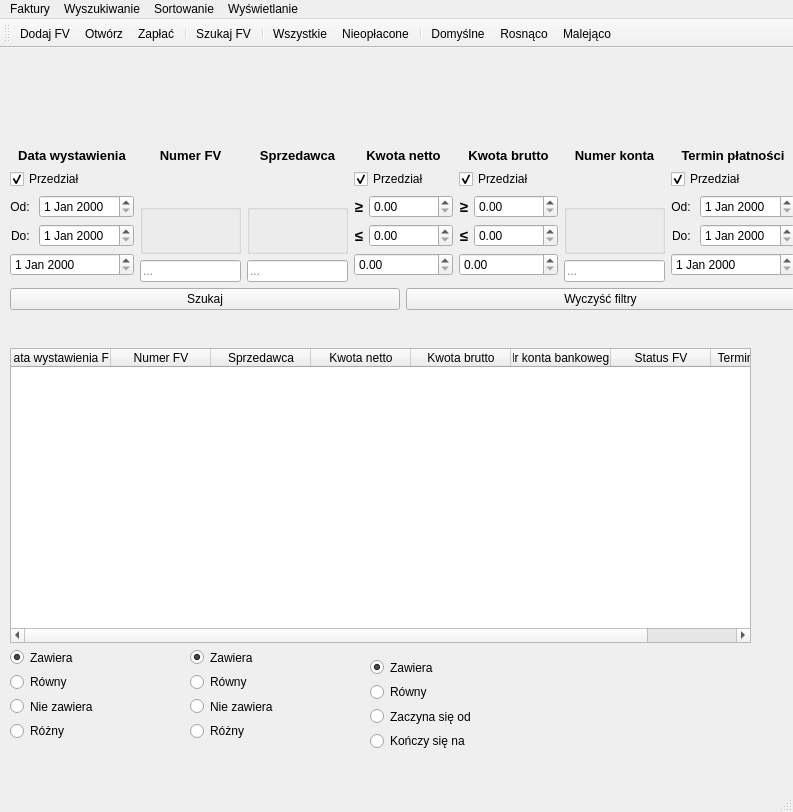
This is layout/main_window.ui in Buczek05/Faktury-zarzadzanie as Qt 5 draws it before an edit. The edited form follows.
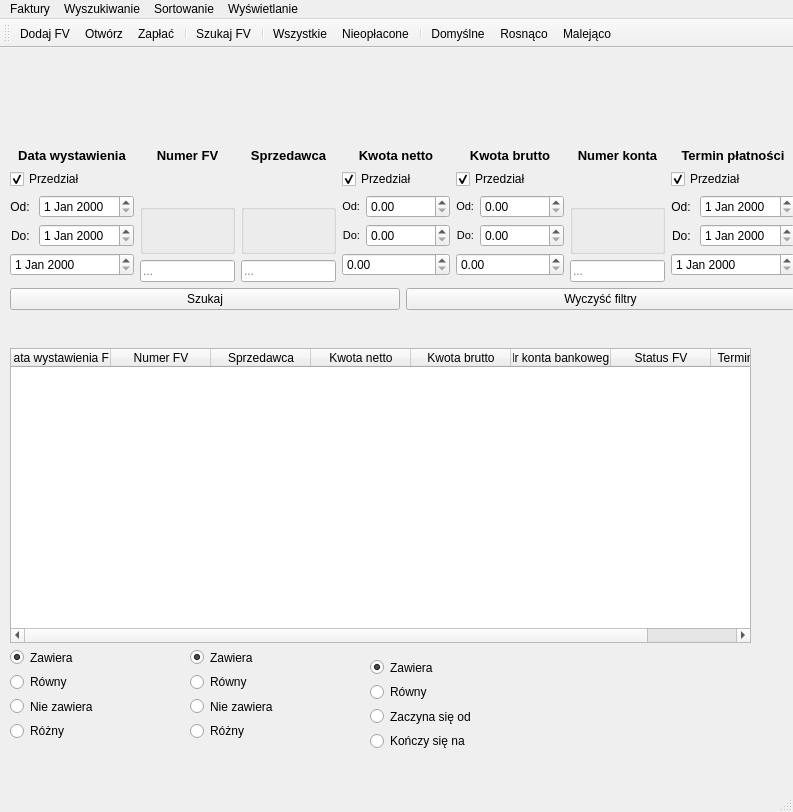
This is the edited form. Icons and pictures are not drawn.

```diff
--- a/layout/main_window.ui
+++ b/layout/main_window.ui
@@ -254,13 +254,13 @@
             <widget class="QLabel" name="label_kwota_netto_od">
              <property name="font">
               <font>
-               <pointsize>11</pointsize>
-               <weight>75</weight>
-               <bold>true</bold>
+               <pointsize>8</pointsize>
+               <weight>50</weight>
+               <bold>false</bold>
               </font>
              </property>
              <property name="text">
-              <string>≥</string>
+              <string>Od:</string>
              </property>
              <property name="alignment">
               <set>Qt::AlignRight|Qt::AlignTrailing|Qt::AlignVCenter</set>
@@ -282,13 +282,13 @@
             <widget class="QLabel" name="label_kwota_netto_do">
              <property name="font">
               <font>
-               <pointsize>11</pointsize>
-               <weight>75</weight>
-               <bold>true</bold>
+               <pointsize>8</pointsize>
+               <weight>50</weight>
+               <bold>false</bold>
               </font>
              </property>
              <property name="text">
-              <string>≤</string>
+              <string>Do:</string>
              </property>
              <property name="alignment">
               <set>Qt::AlignRight|Qt::AlignTrailing|Qt::AlignVCenter</set>
@@ -364,13 +364,13 @@
             <widget class="QLabel" name="label_kwota_brutto_od">
              <property name="font">
               <font>
-               <pointsize>11</pointsize>
-               <weight>75</weight>
-               <bold>true</bold>
+               <pointsize>8</pointsize>
+               <weight>50</weight>
+               <bold>false</bold>
               </font>
              </property>
              <property name="text">
-              <string>≥</string>
+              <string>Od:</string>
              </property>
              <property name="alignment">
               <set>Qt::AlignRight|Qt::AlignTrailing|Qt::AlignVCenter</set>
@@ -392,13 +392,13 @@
             <widget class="QLabel" name="label_kwota_brutto_do">
              <property name="font">
               <font>
-               <pointsize>11</pointsize>
-               <weight>75</weight>
-               <bold>true</bold>
+               <pointsize>8</pointsize>
+               <weight>50</weight>
+               <bold>false</bold>
               </font>
              </property>
              <property name="text">
-              <string>≤</string>
+              <string>Do:</string>
              </property>
              <property name="alignment">
               <set>Qt::AlignRight|Qt::AlignTrailing|Qt::AlignVCenter</set>
```
